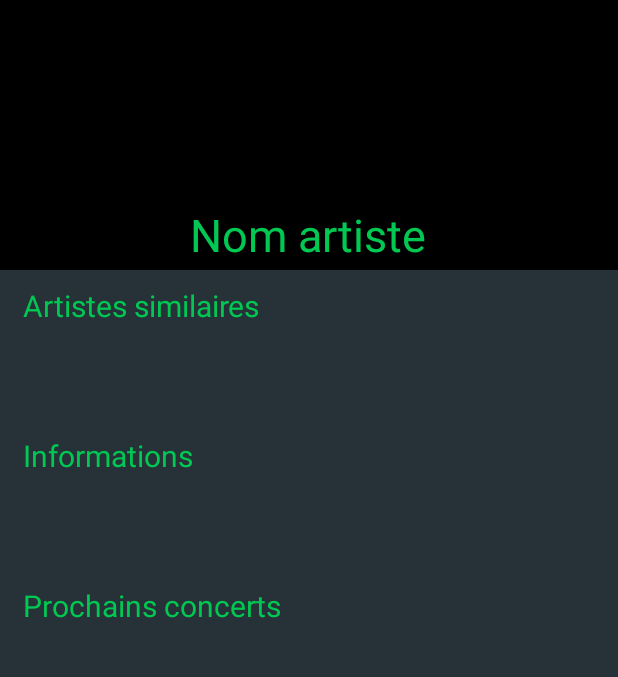
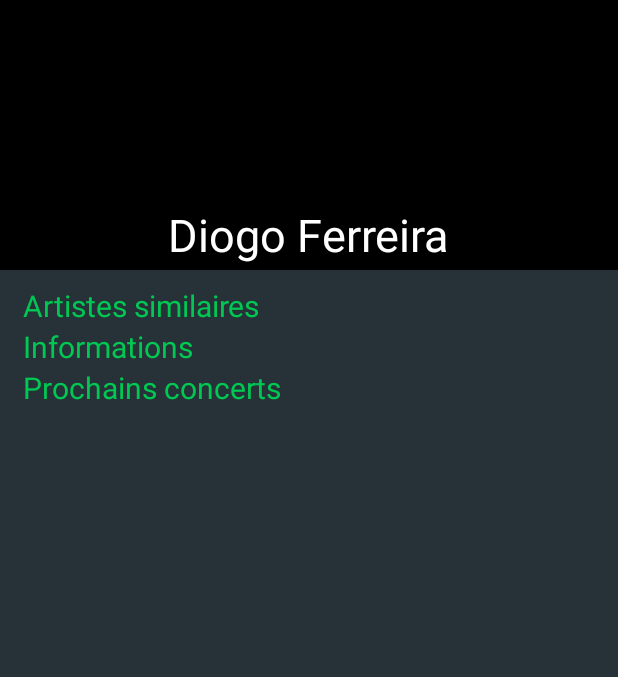
Before and after one commit to Diogo-Ferreira/Every_Shows, an Android app: the fragment ArtistDetailFragment shown on its own in the app's theme, on a phone screen of 412 x 824 dp, the part 84-761 px from its top. Run offline under Robolectric (Android 15) with nearby library versions, the phone set to English and light mode, and no system bars; libraries missing offline, so code that uses them is left out: com.facebook.drawee; plain views replace SimpleDraweeView; pictures from the network do not load; 2 statements that could not run were skipped.

Commit message:
detail artiste fragment

```diff
--- a/app/src/main/java/com/example/sarahgroell/artistview/Fragments/ArtistDetailFragment.java
+++ b/app/src/main/java/com/example/sarahgroell/artistview/Fragments/ArtistDetailFragment.java
@@ -1,24 +1,42 @@
 package com.example.sarahgroell.artistview.Fragments;
 
-import android.app.Fragment;
 import android.os.Bundle;
 import android.support.annotation.Nullable;
+import android.support.v4.app.Fragment;
 import android.view.LayoutInflater;
 import android.view.View;
 import android.view.ViewGroup;
+import android.widget.TextView;
 
+import com.example.sarahgroell.artistview.Data.Artist;
 import com.example.sarahgroell.artistview.R;
+import com.facebook.drawee.view.SimpleDraweeView;
 
 /**
  * Created by sarah.groell on 29.11.2016.
  */
 
 public class ArtistDetailFragment extends Fragment {
+    private Artist artist;
+    SimpleDraweeView image;
+    TextView name;
+
+
+    @Override
+    public void onStart() {
+        super.onStart();
+        artist = new Artist("Diogo Ferreira","http://diogoferreira.ch/new/res/me.png");
+        image.setImageURI(artist.imageCover);
+        name.setText(artist.name);
+    }
 
     @Nullable
     @Override
     public View onCreateView(LayoutInflater inflater, ViewGroup container, Bundle savedInstanceState) {
         View view = inflater.inflate(R.layout.detail_artist_page,container,false);
+        image = (SimpleDraweeView)view.findViewById(R.id.artistImage);
+        name = (TextView) view.findViewById(R.id.artistName);
+
         return view;
     }
 }
--- a/app/src/main/java/com/example/sarahgroell/artistview/Fragments/ShowListFragment.java
+++ b/app/src/main/java/com/example/sarahgroell/artistview/Fragments/ShowListFragment.java
@@ -109,7 +109,7 @@ public class ShowListFragment extends Fragment {
                 Log.d("from anonyme",name);
                 ShowDetailFragment fragment = new ShowDetailFragment();
                 FragmentTransaction transaction = getActivity().getSupportFragmentManager().beginTransaction();
-                transaction.add(R.id.frameLayout,fragment);
+                transaction.add(R.id.frameLayout,fragment).addToBackStack(null);
                 transaction.commit();
                 //showData a les données, trouver la manière de les envoyer au fragment : soit bundle soit constructeur
             }
--- a/app/src/main/res/layout/detail_artist_page.xml
+++ b/app/src/main/res/layout/detail_artist_page.xml
@@ -26,7 +26,7 @@
         fresco:placeholderImage="@drawable/artist1"
         fresco:roundAsCircle="true"
         fresco:roundedCornerRadius="1dp"
-        android:id="@+id/artist"
+        android:id="@+id/artistImage"
         />
     <TextView
         android:layout_width="wrap_content"
@@ -36,7 +36,7 @@
         android:layout_marginTop="16dp"
         android:layout_gravity="center"
         android:textSize="30dp"
-        android:textColor="#00c853"
+        android:textColor="#fff"
        />
 
     </LinearLayout>
@@ -53,15 +53,21 @@
         android:textSize="20dp"
         android:textColor="#00c853"
         />
+    <android.support.v7.widget.RecyclerView
+        android:layout_width="match_parent"
+        android:layout_height="wrap_content"
+        android:layout_below="@id/similarArtists"
+        android:id="@+id/recyclerArtists">
+    </android.support.v7.widget.RecyclerView>
 
     <TextView
         android:layout_width="wrap_content"
         android:layout_height="wrap_content"
         android:text="Informations"
         android:id="@+id/informations"
-        android:layout_marginTop="290dp"
         android:layout_marginLeft="15dp"
         android:layout_alignParentLeft="true"
+        android:layout_below="@id/similarArtists"
         android:textSize="20dp"
         android:textColor="#00c853"
         />
@@ -70,8 +76,8 @@
         android:layout_height="wrap_content"
         android:text="Prochains concerts"
         android:id="@+id/shows"
-        android:layout_marginTop="390dp"
         android:layout_marginLeft="15dp"
+        android:layout_below="@id/informations"
         android:layout_alignParentLeft="true"
         android:textSize="20dp"
         android:textColor="#00c853"
```
Also changed, not shown: app/src/main/java/com/example/sarahgroell/artistview/Adapter/ArtistListAdapter.java (renamed from app/src/main/java/com/example/sarahgroell/artistview/Adapter/RecyclerViewAdapter.java, +19 -4 lines), app/src/main/java/com/example/sarahgroell/artistview/Adapter/SimilarArtistAdapter.java (added, +56 -0 lines), app/src/main/java/com/example/sarahgroell/artistview/Fragments/ArtistListFragment.java (+17 -5 lines), app/src/main/res/layout/similar_artist_item.xml (added, +26 -0 lines).
